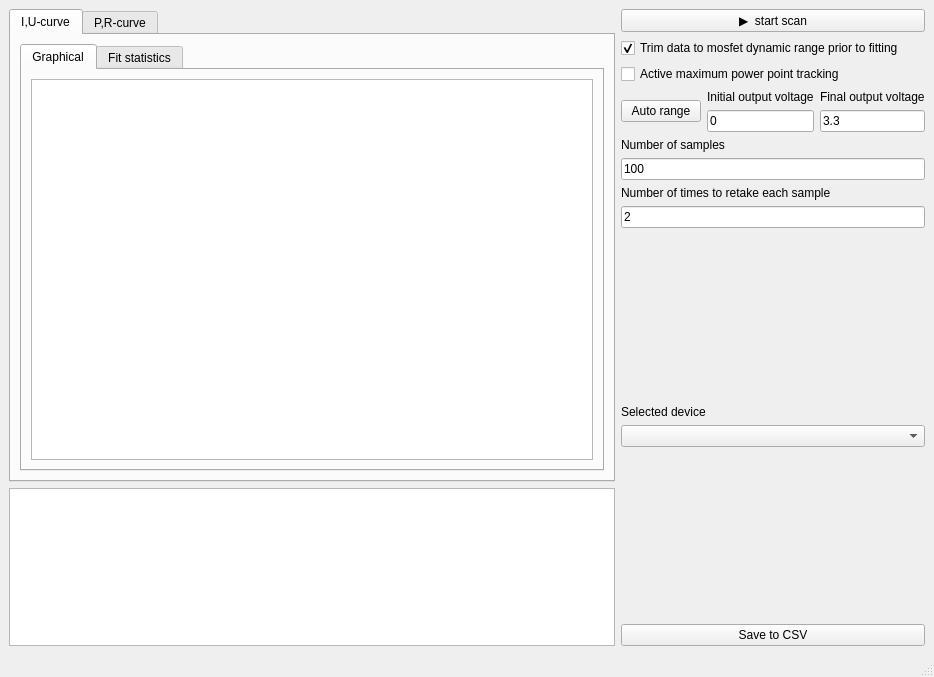
everydayanchovies/solar-cell-experiment-automatisation, file src/pythondaq/views/ui/solarcell.ui: the form before one commit.
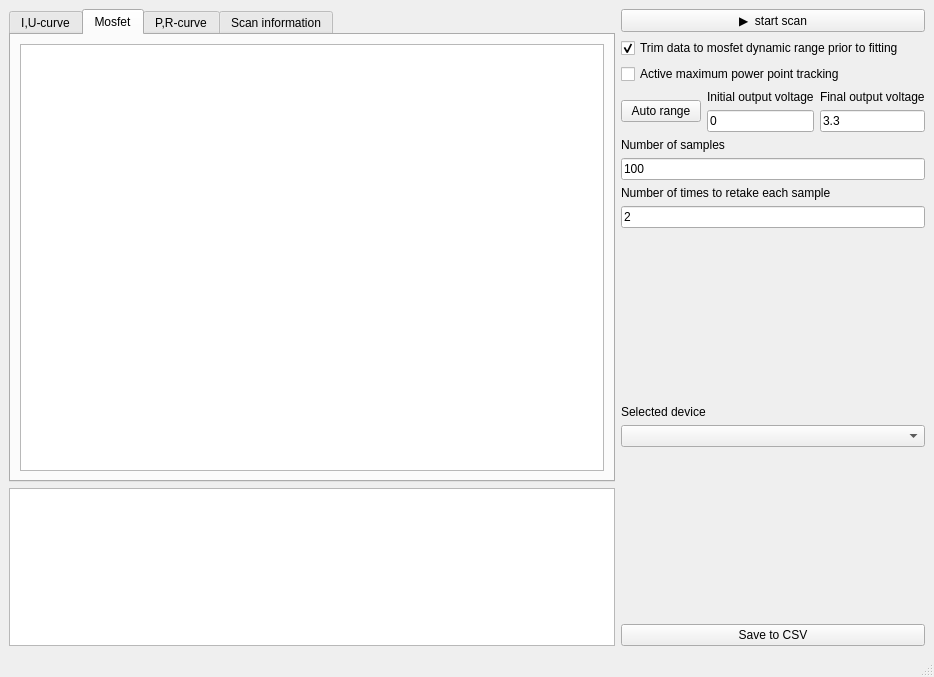
The form after the commit. The open tabs and pages were chosen to show the change. Custom widgets are drawn as their Qt base class.

Commit message: added mosfet curve

The edit to the form file:
```diff
--- a/src/pythondaq/views/ui/solarcell.ui
+++ b/src/pythondaq/views/ui/solarcell.ui
@@ -22,7 +22,7 @@
         <item>
          <widget class="QTabWidget" name="tabWidget">
           <property name="currentIndex">
-           <number>0</number>
+           <number>1</number>
           </property>
           <widget class="QWidget" name="u_i_tab">
            <attribute name="title">
@@ -58,6 +58,16 @@
             </item>
            </layout>
           </widget>
+          <widget class="QWidget" name="mosfet_tab">
+           <attribute name="title">
+            <string>Mosfet</string>
+           </attribute>
+           <layout class="QGridLayout" name="gridLayout_7">
+            <item row="0" column="0">
+             <widget class="PlotWidget" name="u_u_pw"/>
+            </item>
+           </layout>
+          </widget>
           <widget class="QWidget" name="p_r_tab">
            <attribute name="title">
             <string>P,R-curve</string>
@@ -68,6 +78,16 @@
             </item>
            </layout>
           </widget>
+          <widget class="QWidget" name="tab_3">
+           <attribute name="title">
+            <string>Scan information</string>
+           </attribute>
+           <layout class="QGridLayout" name="gridLayout_6">
+            <item row="0" column="0">
+             <widget class="QPlainTextEdit" name="scan_info_tb"/>
+            </item>
+           </layout>
+          </widget>
          </widget>
         </item>
         <item>
```
Left out of the diff: 2 changed lines with no effect on the pictures. The commit also changes 2 other files.
